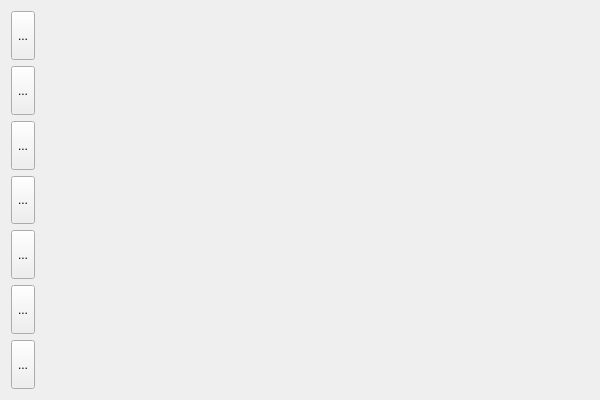
whisper512/GTS, file GTSController/GTSControllerWidget.ui: the form before one commit.
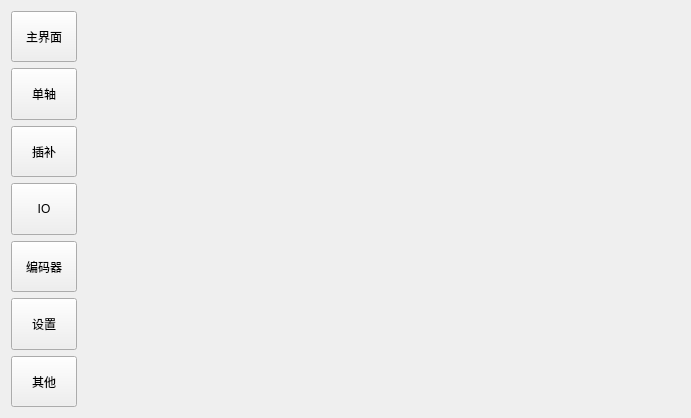
The form after the commit.

Commit message: 添加新界面

Patch:
```diff
--- a/GTSController/GTSControllerWidget.ui
+++ b/GTSController/GTSControllerWidget.ui
@@ -6,14 +6,14 @@
    <rect>
     <x>0</x>
     <y>0</y>
-    <width>600</width>
-    <height>400</height>
+    <width>691</width>
+    <height>418</height>
    </rect>
   </property>
   <property name="windowTitle">
    <string>GTSControllerWidget</string>
   </property>
-  <layout class="QHBoxLayout" name="horizontalLayout">
+  <layout class="QHBoxLayout" name="horizontalLayout" stretch="1,9">
    <item>
     <layout class="QVBoxLayout" name="verticalLayout">
      <item>
@@ -25,7 +25,7 @@
         </sizepolicy>
        </property>
        <property name="text">
-        <string>...</string>
+        <string>主界面</string>
        </property>
        <property name="autoRaise">
         <bool>false</bool>
@@ -41,7 +41,7 @@
         </sizepolicy>
        </property>
        <property name="text">
-        <string>...</string>
+        <string>单轴</string>
        </property>
       </widget>
      </item>
@@ -54,7 +54,7 @@
         </sizepolicy>
        </property>
        <property name="text">
-        <string>...</string>
+        <string>插补</string>
        </property>
       </widget>
      </item>
@@ -67,7 +67,7 @@
         </sizepolicy>
        </property>
        <property name="text">
-        <string>...</string>
+        <string>IO</string>
        </property>
       </widget>
      </item>
@@ -80,7 +80,7 @@
         </sizepolicy>
        </property>
        <property name="text">
-        <string>...</string>
+        <string>编码器</string>
        </property>
       </widget>
      </item>
@@ -93,7 +93,7 @@
         </sizepolicy>
        </property>
        <property name="text">
-        <string>...</string>
+        <string>设置</string>
        </property>
       </widget>
      </item>
@@ -106,7 +106,7 @@
         </sizepolicy>
        </property>
        <property name="text">
-        <string>...</string>
+        <string>其他</string>
        </property>
       </widget>
      </item>
```
The commit also changes 17 other files.
